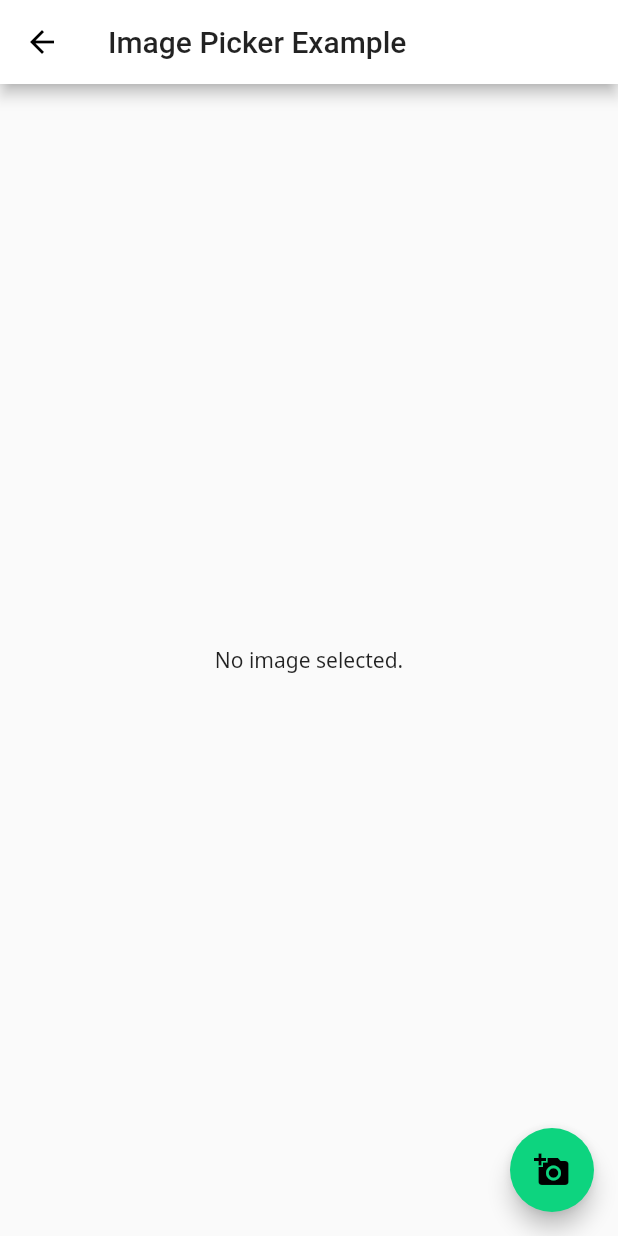
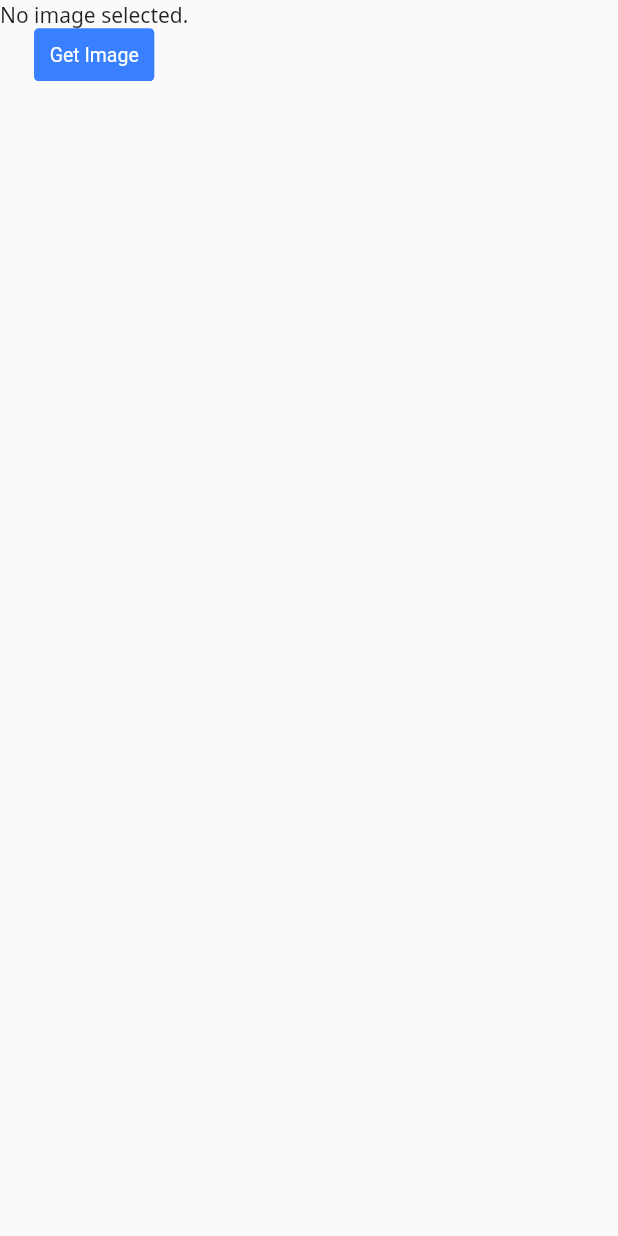
Before and after one commit to PhotoCode/PhotoCodeMobile, a Flutter app: the PhotoScreen widget shown alone on an empty page, opened directly, on a phone screen of 412 x 824 dp. Run offline on Flutter 3.47's test engine with Material 2 defaults, Android fonts, the phone set to English and light mode, and no system bars; our stand-ins replace fancy_bottom_navigation, flutter_login, font_awesome_flutter, getflutter, image_picker; missing offline and left inert: platform_action_sheet.

```diff
--- a/lib/screens/photo_screen.dart
+++ b/lib/screens/photo_screen.dart
@@ -1,4 +1,5 @@
 import 'package:flutter/material.dart';
+import 'package:getflutter/getflutter.dart';
 import 'package:image_picker/image_picker.dart';
 import 'package:platform_action_sheet/platform_action_sheet.dart';
 
@@ -10,15 +11,9 @@ class PhotoScreen extends StatefulWidget {
 
 class _PhotoScreenState extends State<PhotoScreen> {
   var _image;
-  Future openCamera() async {
-    var image = await ImagePicker.pickImage(source: ImageSource.camera);
-    setState(() {
-      _image = image;
-    });
-  }
-
-  Future openImagePicker() async {
-    var image = await ImagePicker.pickImage(source: ImageSource.gallery);
+  Future selectImage(ImageSource source, BuildContext context) async {
+    var image = await ImagePicker.pickImage(source: source);
+    Navigator.pop(context);
     setState(() {
       _image = image;
     });
@@ -28,17 +23,11 @@ class _PhotoScreenState extends State<PhotoScreen> {
     PlatformActionSheet().displaySheet(context: context, actions: [
       ActionSheetAction(
         text: "Take Picture",
-        onPressed: () {
-          openCamera();
-          Navigator.pop(context);
-        },
+        onPressed: () => selectImage(ImageSource.camera, context),
       ),
       ActionSheetAction(
         text: "Choose picture from gallery",
-        onPressed: () {
-          openImagePicker();
-          Navigator.pop(context);
-        },
+        onPressed: () => selectImage(ImageSource.gallery, context),
       ),
     ]);
   }
@@ -46,18 +35,15 @@ class _PhotoScreenState extends State<PhotoScreen> {
   @override
   Widget build(BuildContext context) {
     return SafeArea(
-      child: Scaffold(
-        appBar: AppBar(
-          title: Text('Image Picker Example'),
-        ),
-        body: Center(
-          child:
-              _image == null ? Text('No image selected.') : Image.file(_image),
-        ),
-        floatingActionButton: FloatingActionButton(
-          onPressed: getImage,
-          tooltip: 'Pick Image',
-          child: Icon(Icons.add_a_photo),
+      child: Container(
+        child: Column(
+          children: <Widget>[
+            _image == null ? Text('No image selected.') : Image.file(_image),
+            GFButton(
+              onPressed: getImage,
+              text: "Get Image"
+            ),
+          ],
         ),
       ),
     );
```
